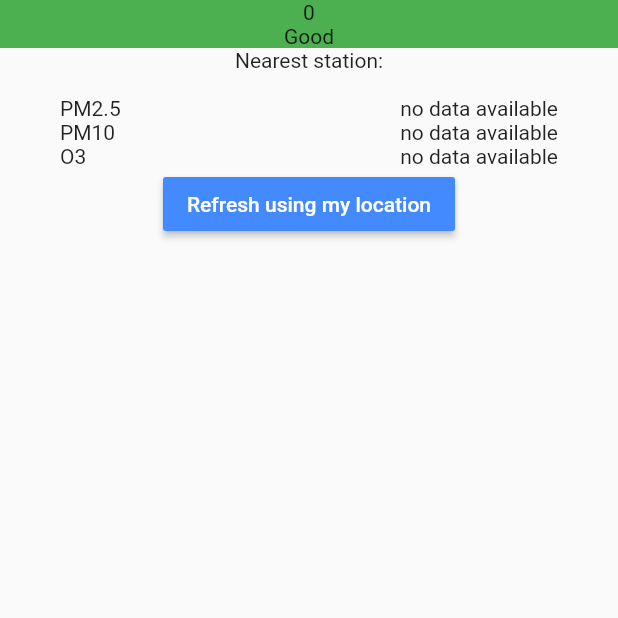
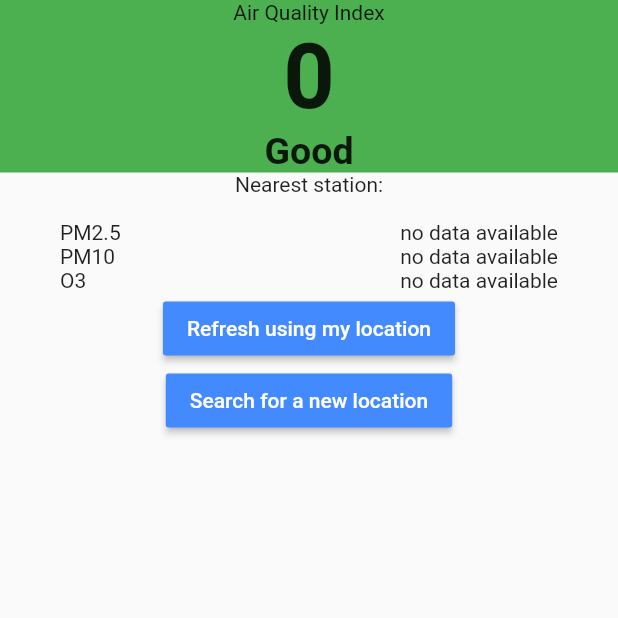
Before and after one commit to gdharris1000/air_quality, a Flutter app: the DataView screen opened directly with empty values, on a phone screen of 412 x 824 dp, the top half of it. Run offline on Flutter 3.47's test engine with Material 2 defaults, Android fonts, the phone set to English and light mode, and no system bars; our stand-ins replace geolocator.

Commit message:
added a search for new location button

```diff
--- a/lib/screens/display_data.dart
+++ b/lib/screens/display_data.dart
@@ -1,4 +1,5 @@
 import 'package:airquality1/screens/loading_screen.dart';
+import 'package:airquality1/screens/welcome_screen.dart';
 import 'package:flutter/material.dart';
 import 'package:airquality1/models/air_model.dart';
 import 'package:airquality1/widgets/aqi_widget.dart';
@@ -27,11 +28,20 @@ class _DataViewState extends State<DataView> with AqiLevelMixin {
                 mainAxisAlignment: MainAxisAlignment.center,
                 children: <Widget>[
                   Center(
-                    child: Text(widget.air.aqi.toString()),
+                    child: Text('Air Quality Index'),
+                  ),
+                  Center(
+                    child: Text(
+                      widget.air.aqi.toString(),
+                      style: TextStyle(
+                          fontWeight: FontWeight.bold, fontSize: 60.0),
+                    ),
                   ),
                   Center(
                     child: Text(
                       textLevel(widget.air.aqi),
+                      style: TextStyle(
+                          fontSize: 25.0, fontWeight: FontWeight.bold),
                     ),
                   ),
                 ],
@@ -79,6 +89,19 @@ class _DataViewState extends State<DataView> with AqiLevelMixin {
                   },
                   child: Text(
                     "Refresh using my location",
+                    style: TextStyle(color: Colors.white),
+                  ),
+                ),
+                RaisedButton(
+                  color: Colors.blueAccent,
+                  onPressed: () {
+                    Navigator.push(
+                        context,
+                        MaterialPageRoute(
+                            builder: (context) => WelcomeScreen()));
+                  },
+                  child: Text(
+                    "Search for a new location",
                     style: TextStyle(color: Colors.white),
                   ),
                 ),
```
